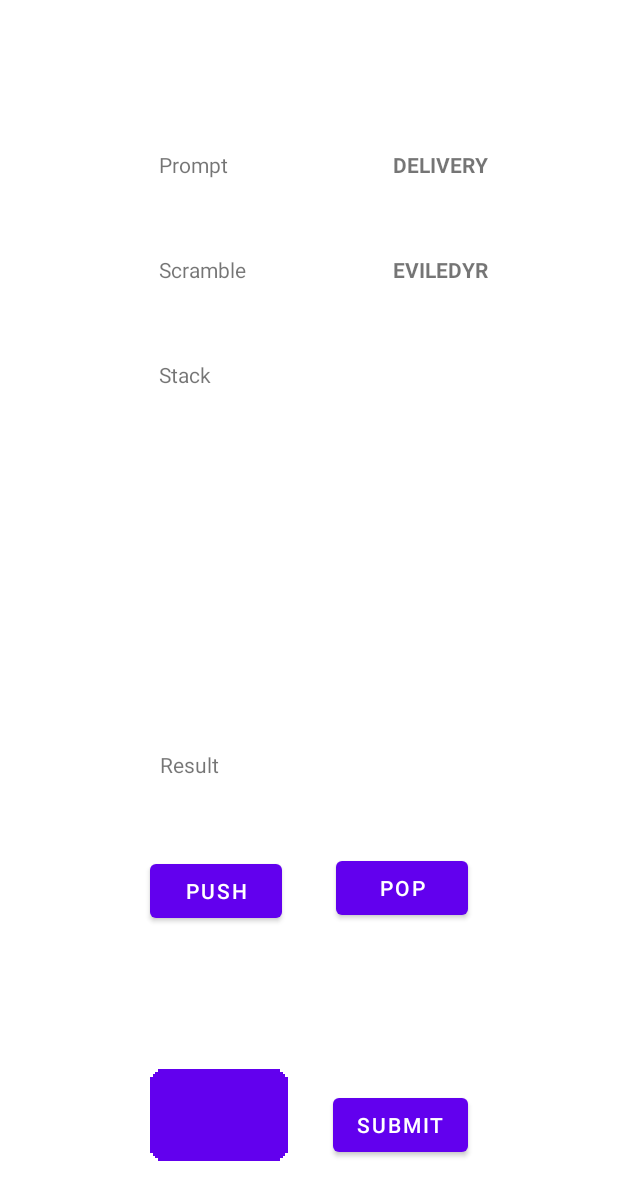
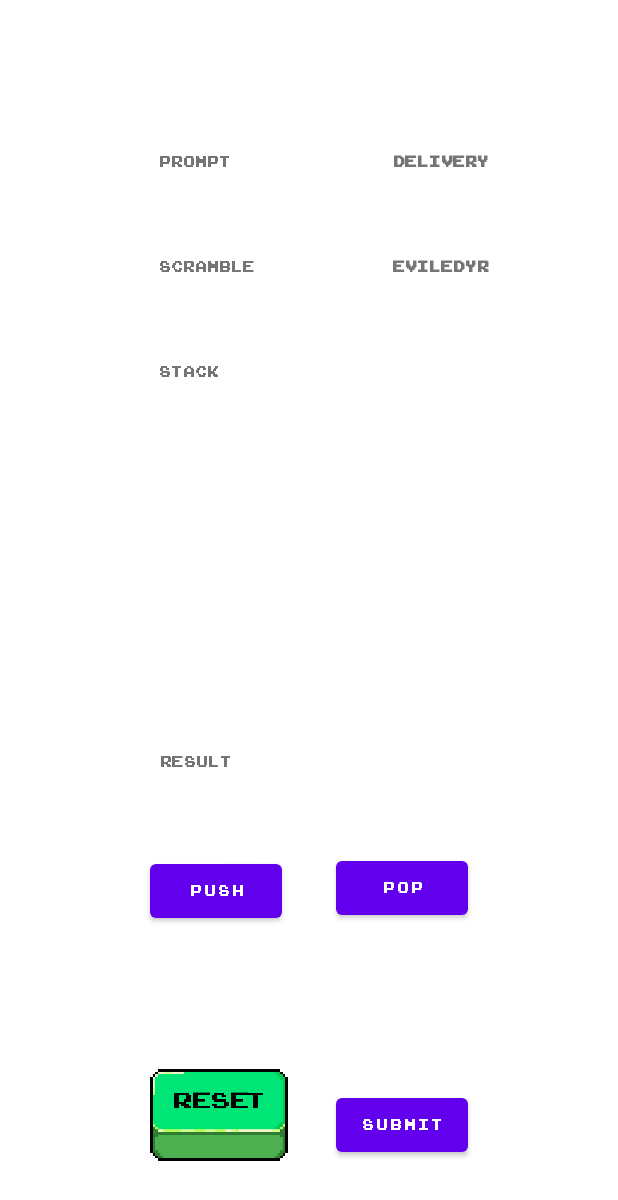
Before and after one commit to minh-tran6/AlgoGame, an Android app: the Stack_Game screen opened directly, with no data from a screen before it, on a phone screen of 412 x 824 dp. Shown: the top 1200 px of the screen. Run offline under Robolectric (Android 15) with nearby library versions, the phone set to English and light mode, and no system bars.

Commit message:
Reset button

```diff
--- a/app/src/main/res/drawable/reset_button_resource.xml
+++ b/app/src/main/res/drawable/reset_button_resource.xml
@@ -2,12 +2,9 @@
 <selector xmlns:android="http://schemas.android.com/apk/res/android">
 
     <item
-            android:state_pressed="true"
+            android:state_pressed="false"
             android:drawable="@drawable/reset_button"/>
     <item
-            android:state_enabled="true"
-            android:drawable="@drawable/reset_button" />
-    <item
-        android:state_enabled="false"
+        android:state_pressed="true"
         android:drawable="@drawable/reset_button_pushed"/>
 </selector>
--- a/app/src/main/res/layout/activity_stack__game.xml
+++ b/app/src/main/res/layout/activity_stack__game.xml
@@ -140,6 +140,7 @@
         android:layout_marginLeft="100dp"
         android:layout_marginBottom="50dp"
         android:background="@drawable/reset_button_resource"
+        app:backgroundTint="@null"
         app:layout_constraintBottom_toBottomOf="parent"
         app:layout_constraintStart_toStartOf="parent" />
 
--- a/app/src/main/res/values/themes.xml
+++ b/app/src/main/res/values/themes.xml
@@ -12,5 +12,7 @@
         <!-- Status bar color. -->
         <item name="android:statusBarColor" tools:targetApi="l">?attr/colorPrimaryVariant</item>
         <!-- Customize your theme here. -->
+        <!-- FONT -->
+        <item name="android:fontFamily">@font/arcade</item>
     </style>
 </resources>
```
Also changed, not shown: app/src/main/res/font/arcade.TTF (added).
